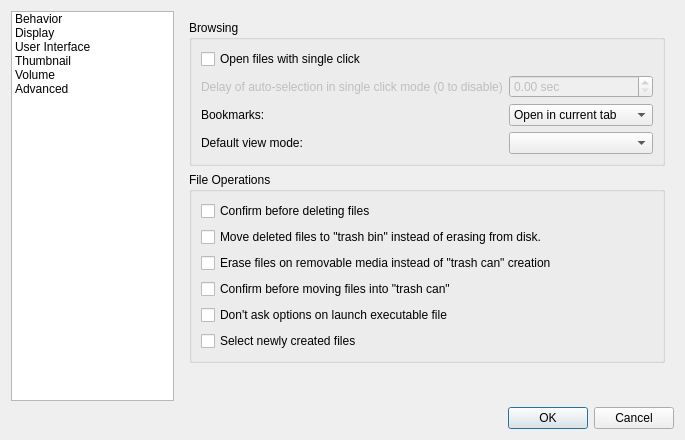
Above: pcmanfm/preferences.ui from lxqt/pcmanfm-qt before the change. Below: the same form after it.
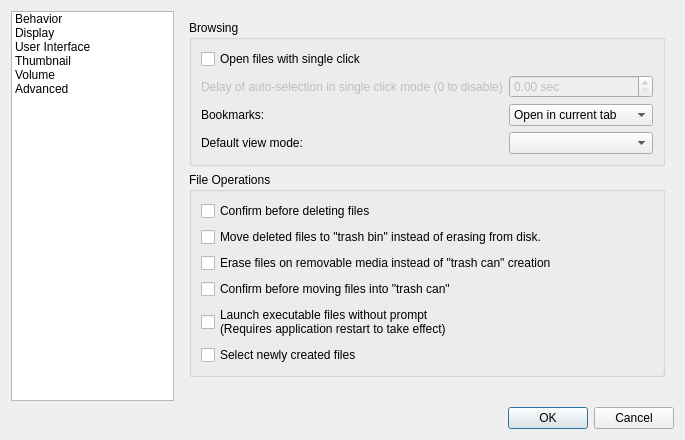
That is the form after the change. Icons and pictures are not drawn.

Commit message: Just changed a label in Preferences

Diff of the .ui file:
```diff
--- a/pcmanfm/preferences.ui
+++ b/pcmanfm/preferences.ui
@@ -190,7 +190,8 @@
             <item>
              <widget class="QCheckBox" name="quickExec">
               <property name="text">
-               <string>Don't ask options on launch executable file</string>
+               <string>Launch executable files without prompt
+(Requires application restart to take effect)</string>
               </property>
              </widget>
             </item>
```
